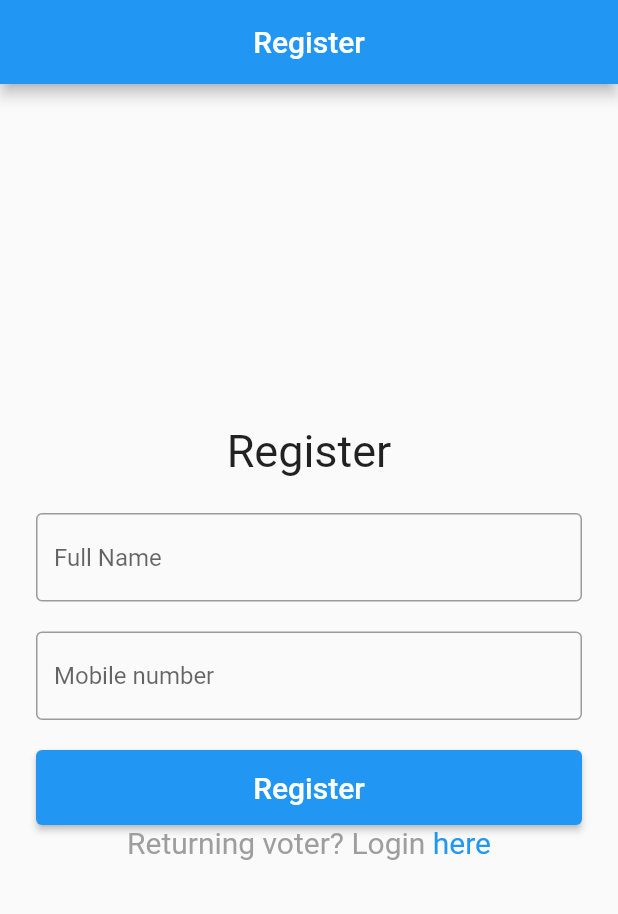
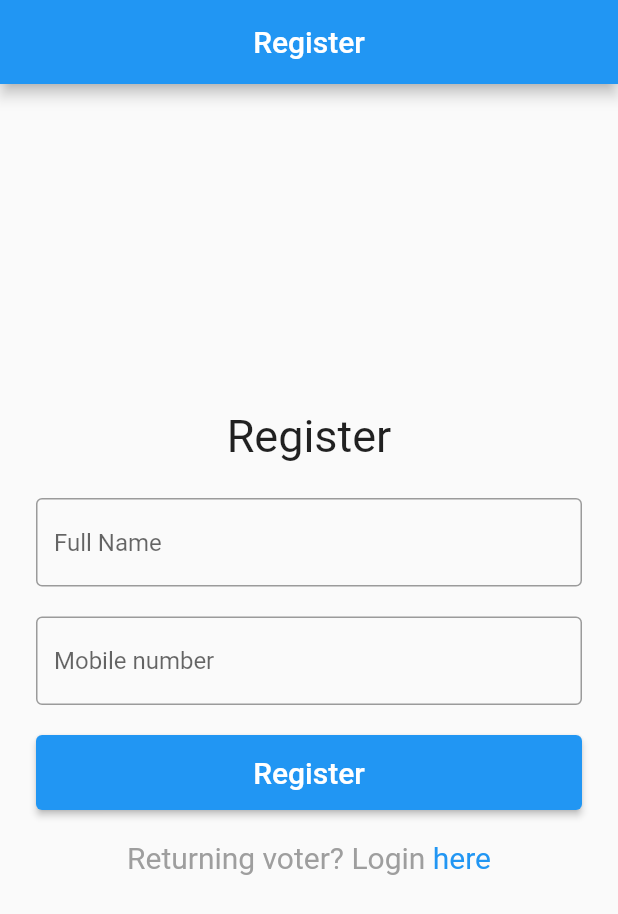
Before and after one commit to manankarnik/e-voting-app, a Flutter app: the screen it shows after launch, on a phone screen of 412 x 824 dp. Shown: the top 914 px of the screen. Run offline on Flutter 3.47's test engine with Material 2 defaults, Android fonts, the phone set to English and light mode, and no system bars; our stand-ins replace cloud_firestore, firebase_auth, firebase_core, pin_input_text_field; accounts and stored records are empty.

Commit message:
refactor: add spacing after buttons

```diff
--- a/lib/login_page.dart
+++ b/lib/login_page.dart
@@ -97,6 +97,9 @@ class _LoginFormState extends State<LoginForm> {
               style: TextStyle(fontSize: 20),
             ),
           ),
+          const SizedBox(
+            height: 20,
+          ),
           RichText(
             text: TextSpan(
               style: defaultStyle,
--- a/lib/registration_page.dart
+++ b/lib/registration_page.dart
@@ -116,6 +116,9 @@ class _RegistrationFormState extends State<RegistrationForm> {
               style: TextStyle(fontSize: 20),
             ),
           ),
+          const SizedBox(
+            height: 20,
+          ),
           RichText(
             text: TextSpan(
               style: defaultStyle,
```
